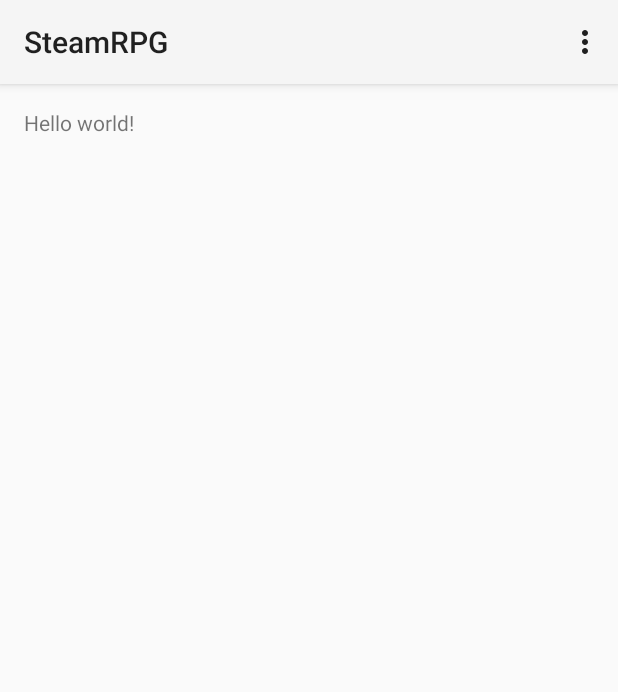
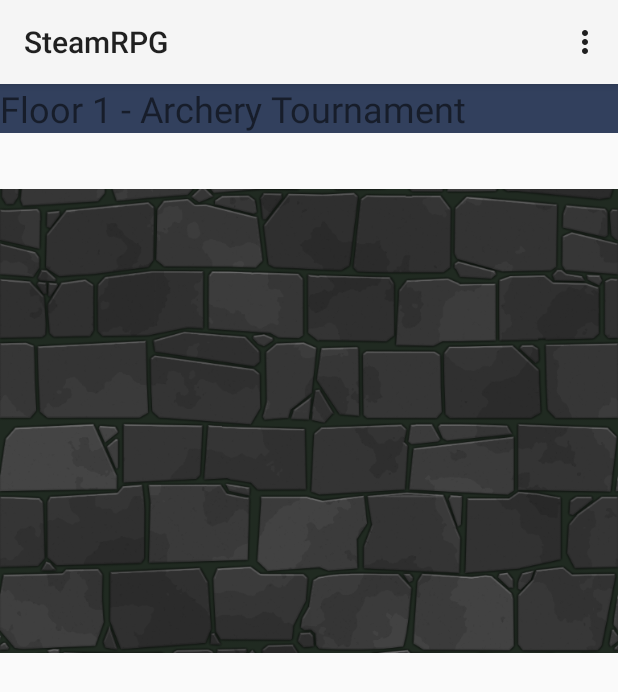
Before and after one commit to jspspike/SteamRPG, an Android app: the screen it shows after launch (MainActivity), on a phone screen of 412 x 824 dp. Shown: the top 692 px of the screen. Run offline under Robolectric (Android 15) with nearby library versions, the light colour scheme and no system bars.

Commit message:
Staring on GUI

```diff
--- a/app/src/main/res/layout/activity_main.xml
+++ b/app/src/main/res/layout/activity_main.xml
@@ -1,11 +1,23 @@
 <RelativeLayout xmlns:android="http://schemas.android.com/apk/res/android"
     xmlns:tools="http://schemas.android.com/tools" android:layout_width="match_parent"
-    android:layout_height="match_parent" android:paddingLeft="@dimen/activity_horizontal_margin"
-    android:paddingRight="@dimen/activity_horizontal_margin"
-    android:paddingTop="@dimen/activity_vertical_margin"
-    android:paddingBottom="@dimen/activity_vertical_margin" tools:context=".MainActivity">
+    android:layout_height="match_parent"
+    tools:context=".MainActivity">
 
-    <TextView android:text="@string/hello_world" android:layout_width="wrap_content"
-        android:layout_height="wrap_content" />
+    <TextView
+        android:layout_width="fill_parent"
+        android:layout_height="wrap_content"
+        android:text="Floor 1 - Archery Tournament"
+        android:textSize="24dp"
+        android:id="@+id/floor"
+        android:layout_alignParentTop="true"
+        android:layout_alignParentStart="true"
+        android:background="#ff32405d" />
 
+    <ImageView
+        android:layout_width="fill_parent"
+        android:layout_height="wrap_content"
+        android:id="@+id/imageView"
+        android:layout_below="@+id/floor"
+        android:layout_alignStart="@+id/floor"
+        android:src="@drawable/Tex_Dungeon_Floor_D43" />
 </RelativeLayout>
```
Also changed, not shown: app/src/main/res/drawable-xhdpi/Tex_Dungeon_Floor_D43.png (added).
